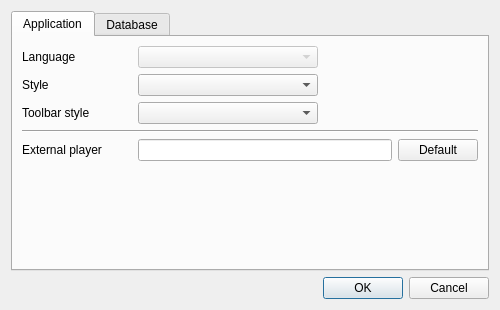
The window that src/settingswindow.ui (eugene-melnik/alexandra) describes before a commit, drawn with Qt 5.
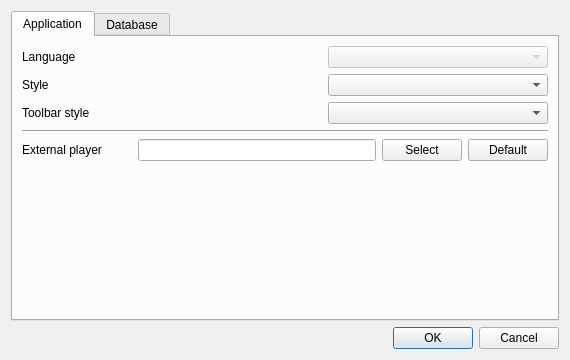
The same window after the commit. Icons and pictures are not drawn.

Commit message: External player selecting function

What changed in the file:
```diff
--- a/src/settingswindow.ui
+++ b/src/settingswindow.ui
@@ -9,14 +9,14 @@
    <rect>
     <x>0</x>
     <y>0</y>
-    <width>500</width>
-    <height>310</height>
+    <width>570</width>
+    <height>360</height>
    </rect>
   </property>
   <property name="minimumSize">
    <size>
-    <width>500</width>
-    <height>310</height>
+    <width>570</width>
+    <height>360</height>
    </size>
   </property>
   <property name="windowTitle">
@@ -85,46 +85,6 @@
            </item>
           </layout>
          </item>
-         <item>
-          <layout class="QVBoxLayout" name="vl2">
-           <item>
-            <widget class="QComboBox" name="cbLanguage">
-             <property name="enabled">
-              <bool>false</bool>
-             </property>
-             <property name="minimumSize">
-              <size>
-               <width>180</width>
-               <height>0</height>
-              </size>
-             </property>
-            </widget>
-           </item>
-           <item>
-            <widget class="QComboBox" name="cbStyle">
-             <property name="enabled">
-              <bool>true</bool>
-             </property>
-             <property name="minimumSize">
-              <size>
-               <width>180</width>
-               <height>0</height>
-              </size>
-             </property>
-            </widget>
-           </item>
-           <item>
-            <widget class="QComboBox" name="cbToolbarStyle">
-             <property name="minimumSize">
-              <size>
-               <width>180</width>
-               <height>0</height>
-              </size>
-             </property>
-            </widget>
-           </item>
-          </layout>
-         </item>
          <item>
           <spacer name="hs1">
            <property name="orientation">
@@ -138,6 +98,46 @@
            </property>
           </spacer>
          </item>
+         <item>
+          <layout class="QVBoxLayout" name="vl2">
+           <item>
+            <widget class="QComboBox" name="cbLanguage">
+             <property name="enabled">
+              <bool>false</bool>
+             </property>
+             <property name="minimumSize">
+              <size>
+               <width>220</width>
+               <height>0</height>
+              </size>
+             </property>
+            </widget>
+           </item>
+           <item>
+            <widget class="QComboBox" name="cbStyle">
+             <property name="enabled">
+              <bool>true</bool>
+             </property>
+             <property name="minimumSize">
+              <size>
+               <width>220</width>
+               <height>0</height>
+              </size>
+             </property>
+            </widget>
+           </item>
+           <item>
+            <widget class="QComboBox" name="cbToolbarStyle">
+             <property name="minimumSize">
+              <size>
+               <width>220</width>
+               <height>0</height>
+              </size>
+             </property>
+            </widget>
+           </item>
+          </layout>
+         </item>
         </layout>
        </item>
        <item>
@@ -165,6 +165,13 @@
          <item>
           <widget class="QLineEdit" name="eExternalPlayer"/>
          </item>
+         <item>
+          <widget class="QPushButton" name="bSelectExternalPlayer">
+           <property name="text">
+            <string>Select</string>
+           </property>
+          </widget>
+         </item>
          <item>
           <widget class="QPushButton" name="bExternalPlayerDefault">
            <property name="text">
```
The commit also changes 7 other files.
